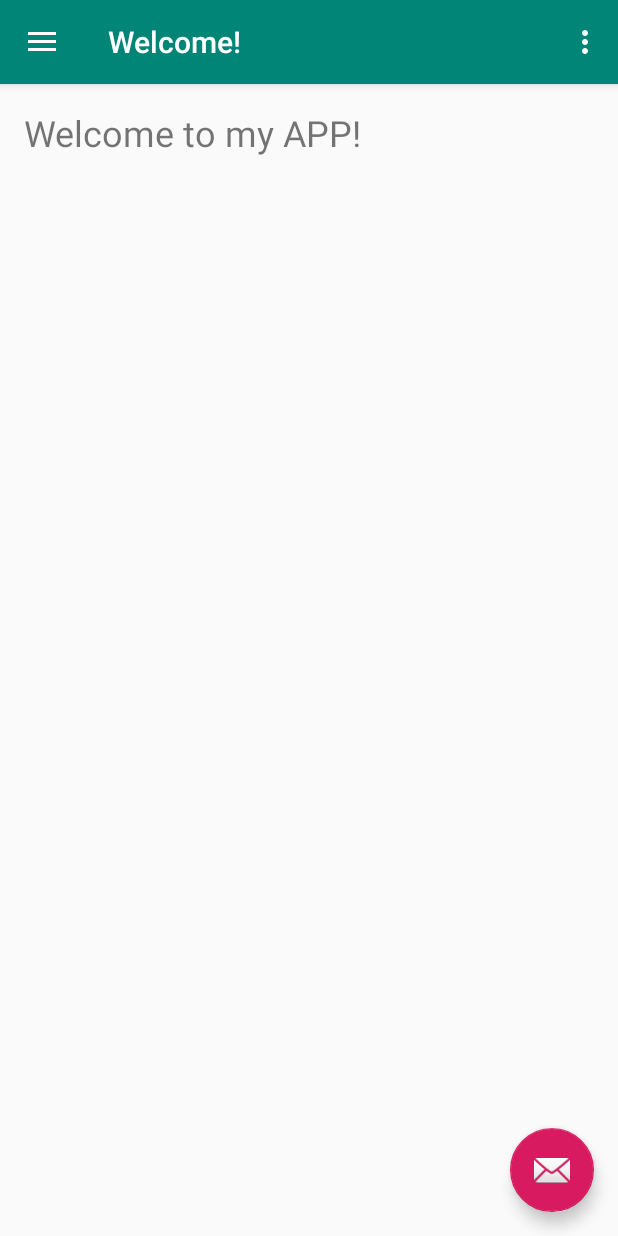
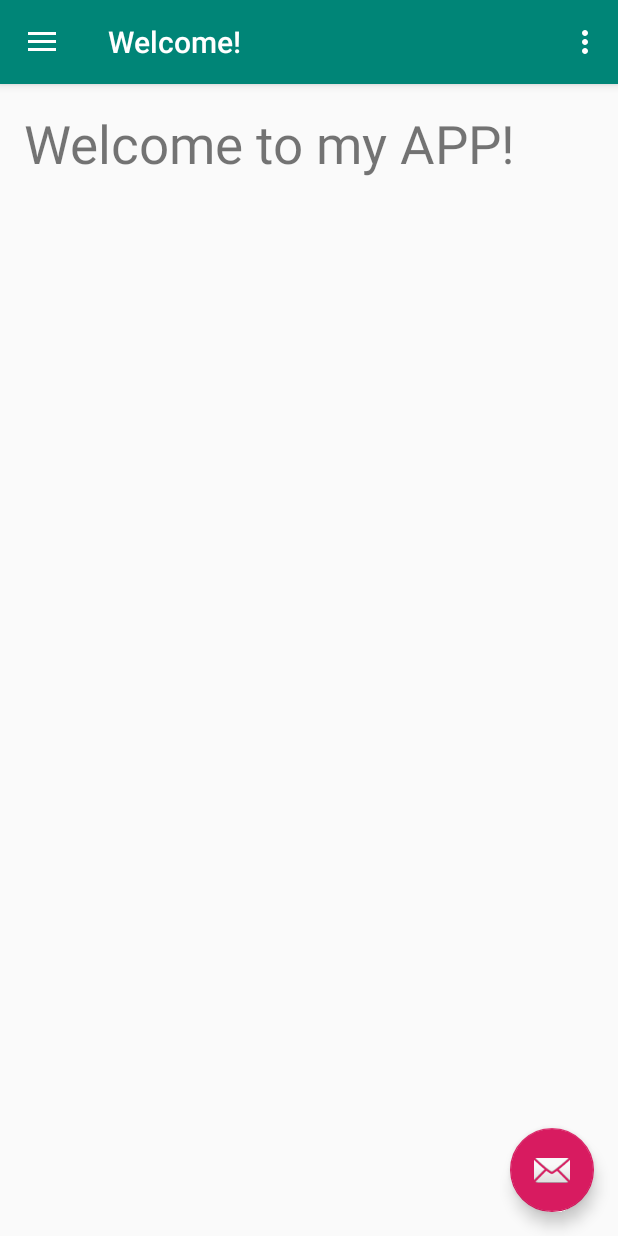
Before and after one commit to vanneLv/midterm-pro----a-simple-APP-, an Android app: the MainMenuActivity screen opened directly, with no data from a screen before it, on a phone screen of 412 x 824 dp. Run offline under Robolectric (Android 15) with nearby library versions, the phone set to English and light mode, and no system bars.

Commit message:
能滚动了

```diff
--- a/MyApplication/app/src/main/res/layout/content_main_menu.xml
+++ b/MyApplication/app/src/main/res/layout/content_main_menu.xml
@@ -14,12 +14,15 @@
         android:orientation="vertical">
 
         <TextView
-            android:id="@+id/content_tv"
+            android:id="@+id/response_content"
             android:layout_width="match_parent"
             android:layout_height="wrap_content"
+            android:ellipsize="marquee"
+            android:focusable="true"
+            android:focusableInTouchMode="true"
             android:scrollbars="vertical"
             android:singleLine="false"
-            android:textSize="24sp"
+            android:textSize="35sp"
             android:layout_margin="@dimen/activity_horizontal_margin"
             android:text="@string/welcome_words"/>
     </LinearLayout>
```
Also changed, not shown: MyApplication/app/src/main/java/com/example/lvmufan/myapplication/LoginActivity.java (+7 -33 lines), MyApplication/app/src/main/java/com/example/lvmufan/myapplication/MainMenuActivity.java (+18 -13 lines), 1 other file.
